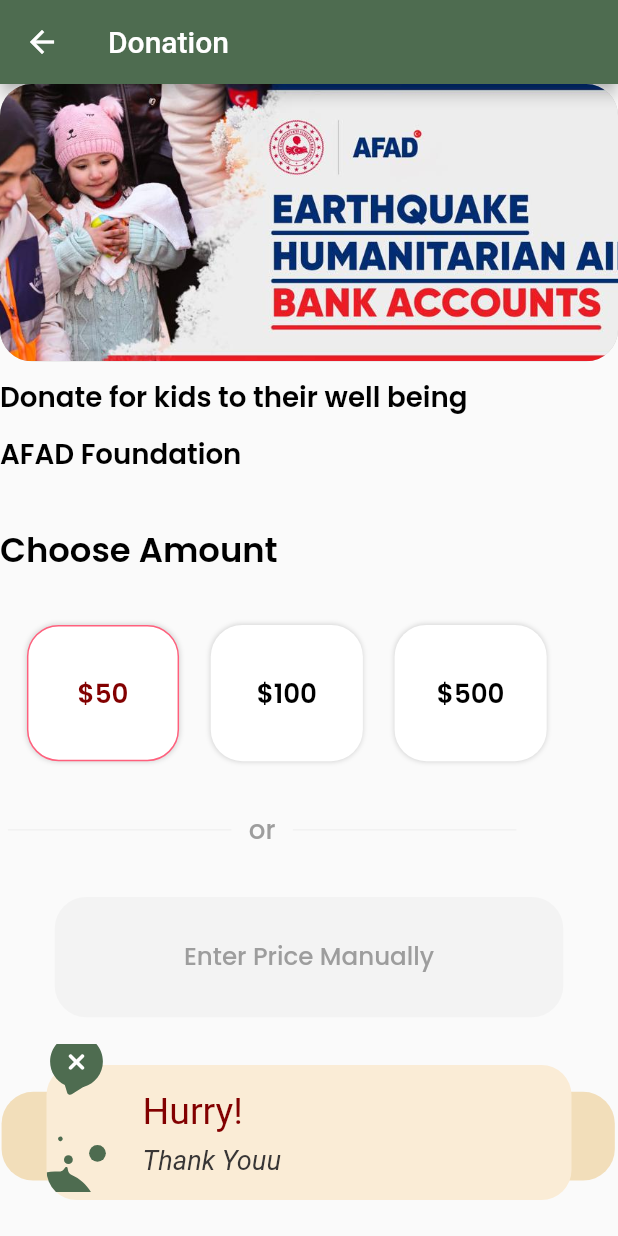
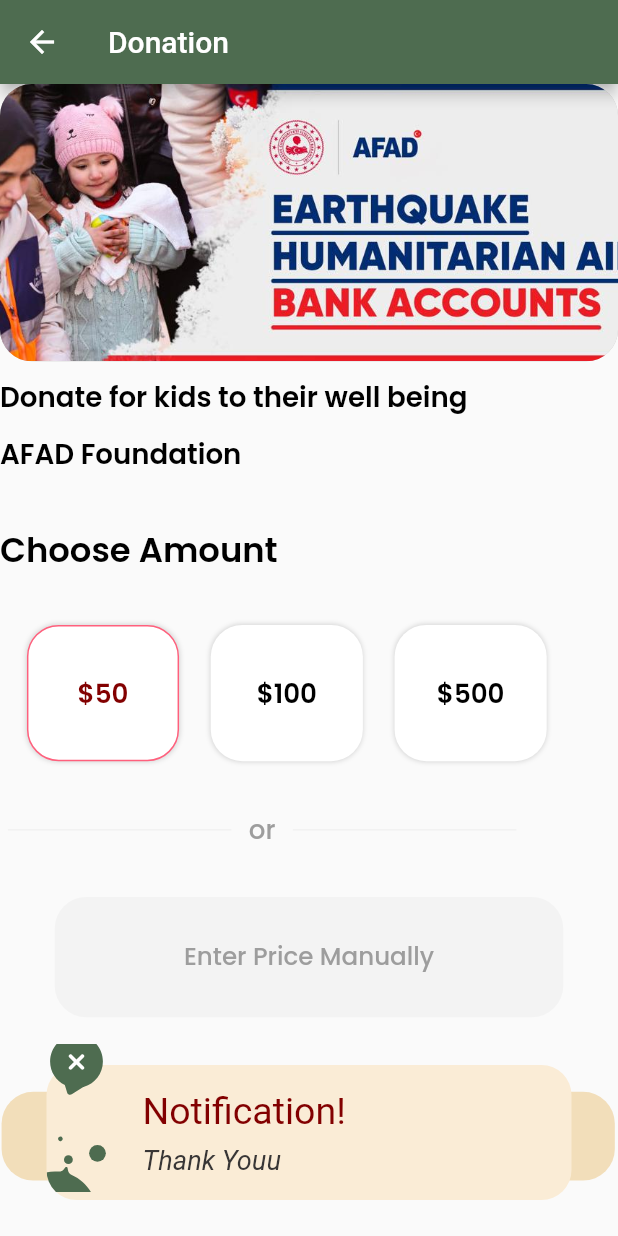
Before and after one commit to Google-Solution-Challenge-Metu/CanYouHearMe, a Flutter app: the DonationScreen screen opened directly, after a tap on "Donate now", on a phone screen of 412 x 824 dp. Run offline on Flutter 3.47's test engine with Material 2 defaults, Android fonts, the phone set to English and light mode, and no system bars; our stand-ins replace audioplayers, awesome_snackbar_content, cloud_firestore, firebase_auth, firebase_core, flutter_svg and 5 more; accounts and stored records are empty; project files that could hold a hidden picture were left out.

Commit message:
prototype for helpbox

```diff
--- /dev/null
+++ b/lib/screens/components/CustomSnackBarContent.dart
@@ -0,0 +1,87 @@
+import 'package:flutter/cupertino.dart';
+import 'package:flutter/material.dart';
+import 'package:flutter_svg/flutter_svg.dart';
+// Custom Snack Bar Class
+class CustomSnackBarContent extends StatelessWidget {
+  const CustomSnackBarContent({
+    Key? key, required this.errorText,
+  }) : super(key: key);
+
+  final String errorText;
+
+
+  @override
+  Widget build(BuildContext context) {
+    return Stack(
+      clipBehavior: Clip.none,
+      children: [
+        Container(
+          padding: const EdgeInsets.all(16),
+          height: 90,
+          decoration: const BoxDecoration(
+            color: Color.fromARGB(255,250, 236, 214),
+            borderRadius: BorderRadius.all(Radius.circular(20)),
+
+            ),
+          child: Row(
+            children: [
+              const SizedBox(width: 48),
+              Expanded(
+                child: Column(
+                  crossAxisAlignment: CrossAxisAlignment.start,
+                  children:  [
+                    const Text('Notification!', style: TextStyle(fontSize: 25, color: Color.fromARGB(255, 130, 0, 0)),),
+                    const Spacer(),
+                    Text(
+                      errorText,
+                      style: const TextStyle(
+                        color: Color.fromARGB(255, 56, 54, 54),
+                        fontSize: 18,
+                        fontStyle: FontStyle.italic
+                      ),
+                      maxLines: 2,
+                      overflow: TextOverflow.ellipsis,
+                      ),
+                  ],
+                ),
+              ),
+            ],
+          )),
+          Positioned(
+            bottom: 0,
+            child: ClipRRect(
+              borderRadius: BorderRadius.only(bottomLeft: Radius.circular(20)),
+              child: SvgPicture.asset(
+                "assets/images/bubbles.svg",
+                height: 48,
+                width: 40,
+                color: Color(0xFF4E6C50),
+                ),
+            ),
+          ),
+          Positioned(
+            top: -20,
+            left: 0,
+            child: Stack(
+              alignment: Alignment.center,
+              children: [
+                SvgPicture.asset(
+                  "assets/images/fail.svg",
+                  height: 40,
+                  color: Color(0xFF4E6C50)
+                ),
+                Positioned(
+                  top: 10,
+                  child: SvgPicture.asset(
+                    "assets/images/close.svg",
+                    height: 16,
+
+                  ),
+                )
+              ],
+            ),
+          )
+      ],
+    );
+  }
+}
--- a/lib/screens/help/donaiton/donation.dart
+++ b/lib/screens/help/donaiton/donation.dart
@@ -1,4 +1,5 @@
 import 'package:flutter/material.dart';
+import '../../components/CustomSnackBarContent.dart';
 import 'utils.dart';
 import 'package:awesome_snackbar_content/awesome_snackbar_content.dart';
 import 'package:flutter_svg/flutter_svg.dart';
@@ -322,7 +323,7 @@ class _DonationScreen extends State<DonationScreen> {
                     behavior: SnackBarBehavior.floating,
                     backgroundColor: Colors.transparent,
                     elevation: 0,
-            )
+                  )
                 );
               },
               child: Container(
@@ -359,87 +360,3 @@ class _DonationScreen extends State<DonationScreen> {
     );
   }
 }
-// Custom Snack Bar Class
-class CustomSnackBarContent extends StatelessWidget {
-  const CustomSnackBarContent({
-    Key? key, required this.errorText,
-  }) : super(key: key);
-
-  final String errorText;
-
-
-  @override
-  Widget build(BuildContext context) {
-    return Stack(
-      clipBehavior: Clip.none,
-      children: [
-        Container(
-          padding: const EdgeInsets.all(16),
-          height: 90,
-          decoration: const BoxDecoration(
-            color: Color.fromARGB(255,250, 236, 214),
-            borderRadius: BorderRadius.all(Radius.circular(20)),
-
-            ),
-          child: Row(
-            children: [
-              const SizedBox(width: 48),
-              Expanded(
-                child: Column(
-                  crossAxisAlignment: CrossAxisAlignment.start,
-                  children:  [
-                    const Text('Hurry!', style: TextStyle(fontSize: 25, color: Color.fromARGB(255, 130, 0, 0)),),
-                    const Spacer(),
-                    Text(
-                      errorText,
-                      style: const TextStyle(
-                        color: Color.fromARGB(255, 56, 54, 54),
-                        fontSize: 18,
-                        fontStyle: FontStyle.italic
-                      ),
-                      maxLines: 2,
-                      overflow: TextOverflow.ellipsis,
-                      ),
-                  ],
-                ),
-              ),
-            ],
-          )),
-          Positioned(
-            bottom: 0,
-            child: ClipRRect(
-              borderRadius: BorderRadius.only(bottomLeft: Radius.circular(20)),
-              child: SvgPicture.asset(
-                "assets/images/bubbles.svg",
-                height: 48,
-                width: 40,
-                color: Color(0xFF4E6C50),
-                ),
-            ),
-          ),
-          Positioned(
-            top: -20,
-            left: 0,
-            child: Stack(
-              alignment: Alignment.center,
-              children: [
-                SvgPicture.asset(
-                  "assets/images/fail.svg",
-                  height: 40,
-                  color: Color(0xFF4E6C50)
-                ),
-                Positioned(
-                  top: 10,
-                  child: SvgPicture.asset(
-                    "assets/images/close.svg",
-                    height: 16,
-
-                  ),
-                )
-              ],
-            ),
-          )
-      ],
-    );
-  }
-}
--- a/lib/screens/help/helpbox/grocery_item_tile.dart
+++ b/lib/screens/help/helpbox/boxes_item_tile.dart
@@ -52,7 +52,7 @@ class GroceryItemTile extends StatelessWidget {
               onPressed: onPressed,
               color: color,
               child: Text(
-                '\$' + itemPrice,
+                'Add ' + itemPrice + ' Box',
                 style: TextStyle(
                   color: Colors.white,
                   fontWeight: FontWeight.bold,
--- a/lib/screens/help/helpbox/cart_model.dart
+++ b/lib/screens/help/helpbox/cart_model.dart
@@ -4,10 +4,10 @@ class CartModel extends ChangeNotifier {
   // list of items on sale
   final List _shopItems = const [
     // [ itemName, itemPrice, imagePath, color ]
-    ["Avocado", "4.00", "lib/images/avocado.png", Colors.green],
-    ["Banana", "2.50", "lib/images/banana.png", Colors.yellow],
-    ["Chicken", "12.80", "lib/images/chicken.png", Colors.brown],
-    ["Water", "1.00", "lib/images/water.png", Colors.blue],
+    ["Clothes", "1", "assets/images/google.png", Colors.green],
+    ["Toys", "1", "assets/images/google.png", Colors.yellow],
+    ["Packed Foods", "1", "assets/images/google.png", Colors.brown],
+    //["Water", "1.00", "assets/images/google.png", Colors.blue],
   ];
 
   // list of cart items
@@ -35,6 +35,6 @@ class CartModel extends ChangeNotifier {
     for (int i = 0; i < cartItems.length; i++) {
       totalPrice += double.parse(cartItems[i][1]);
     }
-    return totalPrice.toStringAsFixed(2);
+    return totalPrice.toStringAsFixed(0);
   }
 }
--- a/lib/screens/help/helpbox/intro_screen.dart
+++ b/lib/screens/help/helpbox/intro_screen.dart
@@ -8,6 +8,7 @@ class IntroScreen extends StatelessWidget {
   @override
   Widget build(BuildContext context) {
     return Scaffold(
+
       backgroundColor: Colors.grey[50],
       body: SafeArea(
         child: Column(
```
Also changed, not shown: lib/screens/help/helpbox/call_authorized.dart (added, +15 -0 lines), lib/screens/help/helpbox/cart_page.dart (added, +162 -0 lines), lib/screens/help/helpbox/helpbox_main.dart (+18 -36 lines), lib/screens/help/helpbox/help_tflite.dart (renamed from lib/screens/help/helpbox/helpbox.dart).
